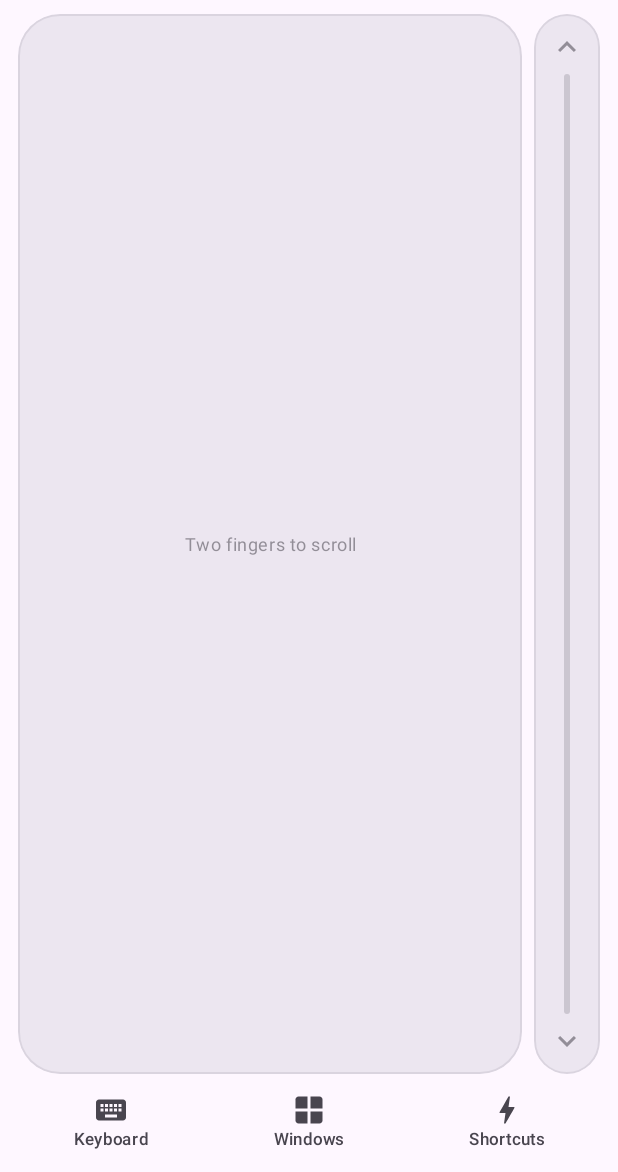
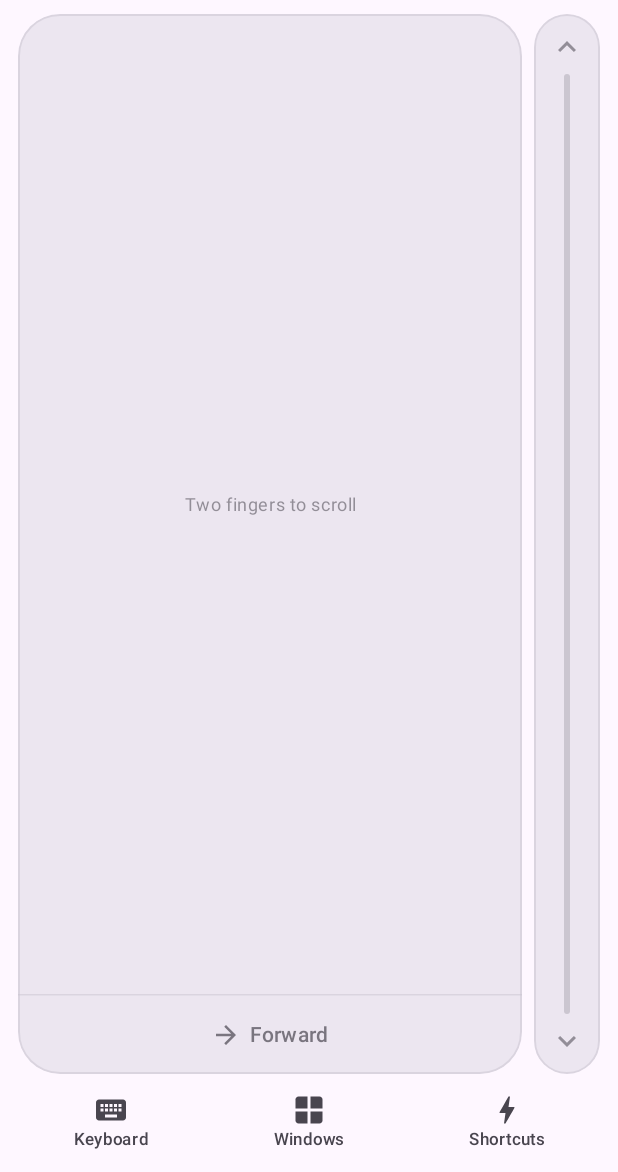
Before and after one commit to mikep49/romcon, an Android app built with Jetpack Compose: the composable ControlScreen shown on its own in the app's theme, on a phone screen of 412 x 824 dp, the part 64-1236 px from its top. Run offline under Robolectric (Android 15) with nearby library versions, the phone set to English and light mode, and no system bars; network calls fail.

Commit message:
Add optional Back and Forward trackpad buttons (#27)
- Add settings to show Back and Forward buttons along the trackpad’s bottom edge
- Document the mouse side button controls

```diff
--- a/android/app/src/main/java/dev/romcon/data/Store.kt
+++ b/android/app/src/main/java/dev/romcon/data/Store.kt
@@ -70,6 +70,10 @@ data class AppSettings(
     val scrollBar: Boolean = true,
     val scrollBarReversed: Boolean = false,
     val tapToClick: Boolean = true,
+    /** A Back button along the bottom of the trackpad, like a mouse's side button. */
+    val backButton: Boolean = false,
+    /** A Forward button along the bottom of the trackpad, beside Back when both are on. */
+    val forwardButton: Boolean = false,
     val typingPreview: Boolean = true,
     /** The phone keyboard closes after its Enter key, as after sending a message or a search. */
     val hideKeyboardOnEnter: Boolean = true,
@@ -175,6 +179,8 @@ class Store(context: Context) {
             scrollBar = prefs.getBoolean("scrollBar", d.scrollBar),
             scrollBarReversed = prefs.getBoolean("scrollBarReversed", d.scrollBarReversed),
             tapToClick = prefs.getBoolean("tapToClick", d.tapToClick),
+            backButton = prefs.getBoolean("backButton", d.backButton),
+            forwardButton = prefs.getBoolean("forwardButton", d.forwardButton),
             typingPreview = prefs.getBoolean("typingPreview", d.typingPreview),
             hideKeyboardOnEnter = prefs.getBoolean("hideKeyboardOnEnter", d.hideKeyboardOnEnter),
             haptics = prefs.getBoolean("haptics", d.haptics),
@@ -203,6 +209,8 @@ class Store(context: Context) {
             putBoolean("scrollBar", s.scrollBar)
             putBoolean("scrollBarReversed", s.scrollBarReversed)
             putBoolean("tapToClick", s.tapToClick)
+            putBoolean("backButton", s.backButton)
+            putBoolean("forwardButton", s.forwardButton)
             putBoolean("typingPreview", s.typingPreview)
             putBoolean("hideKeyboardOnEnter", s.hideKeyboardOnEnter)
             putBoolean("haptics", s.haptics)
--- a/android/app/src/main/java/dev/romcon/ui/SettingsScreen.kt
+++ b/android/app/src/main/java/dev/romcon/ui/SettingsScreen.kt
@@ -242,6 +242,12 @@ private fun MouseSettings(vm: AppViewModel, s: AppSettings) {
     SwitchSetting("Tap to click", null, s.tapToClick) { v -> vm.updateSettings { it.copy(tapToClick = v) } }
     if (!s.tapToClick && BarItem.Builtin(BarButton.LEFT_CLICK) !in s.bottomBar) {
         Help("To click, add Left click to the bottom bar.")
+    }
+    SwitchSetting("Back button", "At the bottom of the trackpad, like a mouse's side button", s.backButton) { v ->
+        vm.updateSettings { it.copy(backButton = v) }
+    }
+    SwitchSetting("Forward button", "At the bottom of the trackpad, like a mouse's side button", s.forwardButton) { v ->
+        vm.updateSettings { it.copy(forwardButton = v) }
     }
 
     Section("Scrolling")
--- a/android/app/src/main/java/dev/romcon/ui/Trackpad.kt
+++ b/android/app/src/main/java/dev/romcon/ui/Trackpad.kt
@@ -6,17 +6,25 @@ import androidx.compose.foundation.layout.Arrangement
 import androidx.compose.foundation.layout.Box
 import androidx.compose.foundation.layout.Column
 import androidx.compose.foundation.layout.Row
+import androidx.compose.foundation.layout.Spacer
 import androidx.compose.foundation.layout.fillMaxHeight
+import androidx.compose.foundation.layout.fillMaxWidth
+import androidx.compose.foundation.layout.height
 import androidx.compose.foundation.layout.padding
+import androidx.compose.foundation.layout.size
 import androidx.compose.foundation.layout.width
 import androidx.compose.foundation.shape.CircleShape
 import androidx.compose.foundation.shape.RoundedCornerShape
 import androidx.compose.material.icons.Icons
+import androidx.compose.material.icons.automirrored.filled.ArrowBack
+import androidx.compose.material.icons.automirrored.filled.ArrowForward
 import androidx.compose.material.icons.filled.KeyboardArrowDown
 import androidx.compose.material.icons.filled.KeyboardArrowUp
+import androidx.compose.material3.HorizontalDivider
 import androidx.compose.material3.Icon
 import androidx.compose.material3.MaterialTheme
 import androidx.compose.material3.Text
+import androidx.compose.material3.VerticalDivider
 import androidx.compose.runtime.Composable
 import androidx.compose.runtime.getValue
 import androidx.compose.runtime.mutableStateOf
@@ -29,12 +37,18 @@ import androidx.compose.ui.Alignment
 import androidx.compose.ui.Modifier
 import androidx.compose.ui.draw.clip
 import androidx.compose.ui.geometry.Offset
+import androidx.compose.ui.graphics.Color
+import androidx.compose.ui.graphics.vector.ImageVector
 import androidx.compose.ui.input.pointer.PointerInputScope
 import androidx.compose.ui.input.pointer.pointerInput
 import androidx.compose.ui.input.pointer.util.VelocityTracker
 import androidx.compose.ui.semantics.CustomAccessibilityAction
+import androidx.compose.ui.semantics.Role
+import androidx.compose.ui.semantics.clearAndSetSemantics
 import androidx.compose.ui.semantics.contentDescription
 import androidx.compose.ui.semantics.customActions
+import androidx.compose.ui.semantics.onClick
+import androidx.compose.ui.semantics.role
 import androidx.compose.ui.semantics.semantics
 import androidx.compose.ui.text.style.TextAlign
 import androidx.compose.ui.unit.dp
@@ -137,13 +151,18 @@ fun Trackpad(settings: AppSettings, actions: PointerActions, modifier: Modifier
     val currentActions = rememberUpdatedState(actions)
     val shape = RoundedCornerShape(28.dp)
     Row(modifier, horizontalArrangement = Arrangement.spacedBy(8.dp)) {
-        Box(
+        Column(
             modifier = Modifier
                 .weight(1f)
                 .fillMaxHeight()
                 .clip(shape)
                 .background(MaterialTheme.colorScheme.surfaceContainerHigh)
-                .border(1.dp, MaterialTheme.colorScheme.outlineVariant.copy(alpha = 0.5f), shape)
+                .border(1.dp, MaterialTheme.colorScheme.outlineVariant.copy(alpha = 0.5f), shape),
+        ) {
+            Box(
+                modifier = Modifier
+                    .weight(1f)
+                    .fillMaxWidth()
                     .pointerInput(Unit) {
                         trackpadGestures(motion, scope, { currentSettings.value }, { currentActions.value })
                     },
@@ -162,9 +181,77 @@ fun Trackpad(settings: AppSettings, actions: PointerActions, modifier: Modifier
                     modifier = Modifier.padding(24.dp),
                 )
             }
+            if (settings.backButton || settings.forwardButton) {
+                BackForwardButtons(back = settings.backButton, forward = settings.forwardButton) { currentActions.value }
+            }
+        }
         if (settings.scrollBar) {
             ScrollBar(motion, scope, { currentSettings.value }, { currentActions.value }, Modifier.width(44.dp).fillMaxHeight())
         }
+    }
+}
+
+/**
+ * A strip along the bottom of the trackpad with Back, Forward or both: the side buttons of a mouse, which go
+ * back and forward in browsers and File Explorer. One alone fills the strip. Touches here never reach the
+ * trackpad's gestures.
+ */
+@Composable
+private fun BackForwardButtons(back: Boolean, forward: Boolean, actions: () -> PointerActions) {
+    val line = MaterialTheme.colorScheme.outlineVariant.copy(alpha = 0.5f)
+    HorizontalDivider(color = line)
+    Row(Modifier.fillMaxWidth().height(52.dp)) {
+        if (back) {
+            SideButton("Back", Icons.AutoMirrored.Filled.ArrowBack, Proto.BUTTON_BACK, actions, Modifier.weight(1f))
+        }
+        if (back && forward) VerticalDivider(color = line)
+        if (forward) {
+            SideButton("Forward", Icons.AutoMirrored.Filled.ArrowForward, Proto.BUTTON_FORWARD, actions, Modifier.weight(1f))
+        }
+    }
+}
+
+/** Holds [button] down while the finger stays on it, felt going down and coming back up, like a laptop's touchpad buttons. */
+@Composable
+private fun SideButton(label: String, icon: ImageVector, button: Int, actions: () -> PointerActions, modifier: Modifier) {
+    var pressed by remember { mutableStateOf(false) }
+    val tint = MaterialTheme.colorScheme.onSurfaceVariant.copy(alpha = if (pressed) 0.9f else 0.7f)
+    Row(
+        modifier = modifier
+            .fillMaxHeight()
+            .background(if (pressed) MaterialTheme.colorScheme.surfaceContainerHighest else Color.Transparent)
+            .clearAndSetSemantics {
+                contentDescription = label
+                role = Role.Button
+                onClick {
+                    val a = actions()
+                    a.click(button)
+                    a.haptic(Feel.FIRM)
+                    true
+                }
+            }
+            .pointerInput(Unit) {
+                awaitEachGesture {
+                    awaitFirstDown(requireUnconsumed = false).consume()
+                    val a = actions()
+                    pressed = true
+                    a.button(button, true)
+                    a.haptic(Feel.FIRM)
+                    try {
+                        waitForRelease()
+                    } finally {
+                        pressed = false
+                        a.button(button, false)
+                        a.haptic(Feel.RELEASE)
+                    }
+                }
+            },
+        horizontalArrangement = Arrangement.Center,
+        verticalAlignment = Alignment.CenterVertically,
+    ) {
+        Icon(icon, contentDescription = null, tint = tint, modifier = Modifier.size(20.dp))
+        Spacer(Modifier.width(6.dp))
+        Text(label, style = MaterialTheme.typography.labelLarge, color = tint)
     }
 }
 
```
Also changed, not shown: 1 other file. Lines whose indentation alone changed are shown as unchanged.
